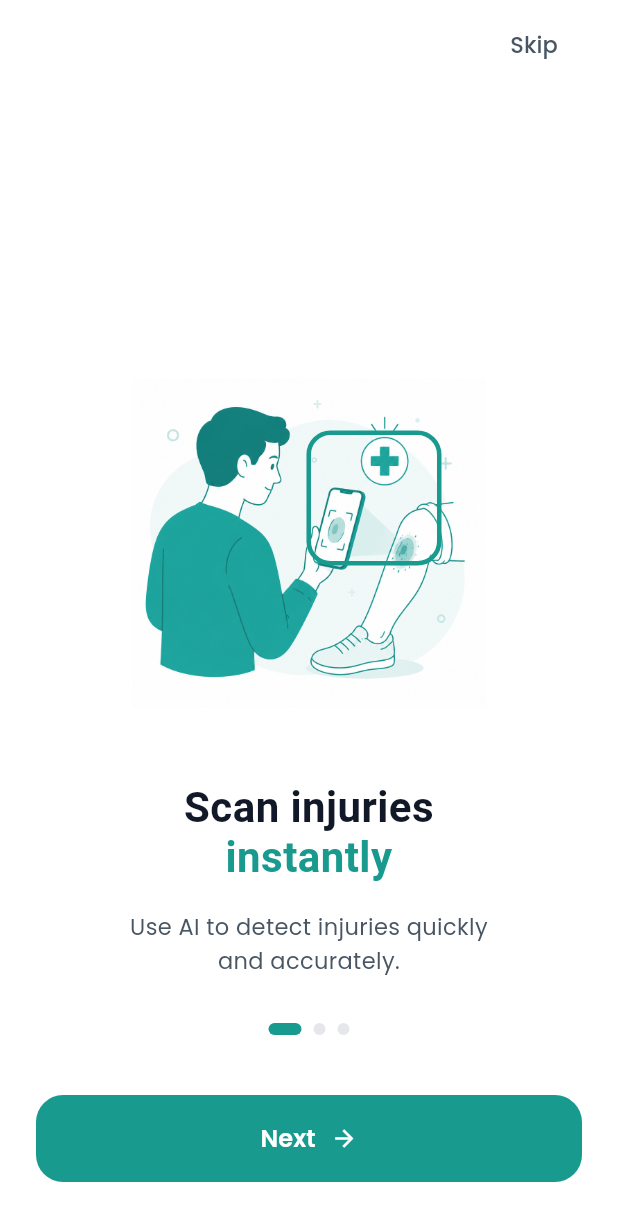
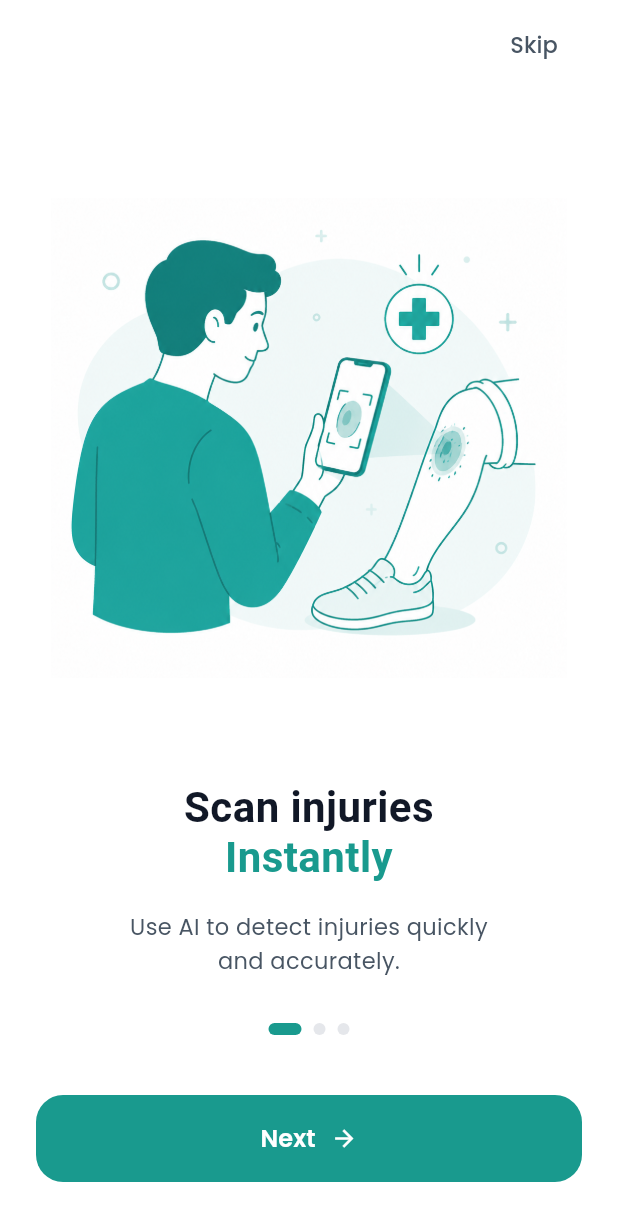
Before and after one commit to asra-faheem124/MediAid-AI, a Flutter app: the screen it shows after launch, on a phone screen of 412 x 824 dp. Shown: the top 1221 px of the screen. Run offline on Flutter 3.47's test engine with Material 3 defaults, Android fonts, the phone set to English and light mode, and no system bars; our stand-ins replace get, google_fonts.

Commit message:
Splash Screen & Onboarding Screens Completed

```diff
--- /dev/null
+++ b/lib/components/buttons.dart
@@ -0,0 +1,42 @@
+import 'package:flutter/material.dart';
+import 'package:mediaid_ui/components/constants.dart';
+import 'package:mediaid_ui/components/text_styles.dart';
+
+// =========== PRIMARY BUTTON ===========
+class PrimaryButton extends StatelessWidget {
+  final String text;
+  final VoidCallback onPressed;
+  const PrimaryButton({super.key, required this.text, required this.onPressed});
+
+  @override
+  Widget build(BuildContext context) {
+    return SizedBox(
+      width: double.infinity,
+      height: 58,
+
+      child: ElevatedButton(
+        onPressed: onPressed,
+
+        style: ElevatedButton.styleFrom(
+          backgroundColor: ColorConstants.primary,
+          elevation: 0,
+          shape: RoundedRectangleBorder(
+            borderRadius: BorderRadius.circular(18),
+          ),
+        ),
+
+        child: Row(
+          mainAxisAlignment: MainAxisAlignment.center,
+
+          children: [
+            Text(text, style: AppTextStyles.button),
+
+            const SizedBox(width: 10),
+
+            const Icon(Icons.arrow_forward, color: Colors.white),
+          ],
+        ),
+      ),
+    );
+  }
+}
--- a/lib/components/navigationBar.dart
+++ b/lib/components/navigation_bar.dart
@@ -15,7 +15,7 @@ class _NavigationbarState extends State<Navigationbar> {
     Text('Home Screen'),
     Text('History'),
     Text('Guide'),
-    Text('Profile')
+    Text('Profile'),
   ];
 
   void onItemTapped(int index) {
@@ -51,7 +51,9 @@ class _NavigationbarState extends State<Navigationbar> {
                 label: 'History',
               ),
               BottomNavigationBarItem(
-                    icon: Icon(Icons.menu_book), label: 'Guide'),
+                icon: Icon(Icons.menu_book),
+                label: 'Guide',
+              ),
               BottomNavigationBarItem(
                 icon: Icon(Icons.account_circle_rounded),
                 label: 'Profile',
--- /dev/null
+++ b/lib/components/onboarding.dart
@@ -0,0 +1,170 @@
+import 'package:flutter/material.dart';
+import 'package:mediaid_ui/components/buttons.dart';
+import 'package:mediaid_ui/components/constants.dart';
+import 'package:mediaid_ui/components/navigation_Bar.dart';
+import 'package:mediaid_ui/components/navigation_bar.dart' hide Navigationbar;
+import 'package:mediaid_ui/components/onboarding_indicator.dart';
+import 'package:mediaid_ui/components/text_styles.dart';
+import 'package:mediaid_ui/onboarding_two.dart';
+
+class OnboardingComponent extends StatelessWidget {
+  final String text;
+  final String coloredText;
+  final String description;
+  final String imagePath;
+  final int currentIndex;
+
+  const OnboardingComponent({
+    super.key,
+    required this.text,
+    required this.coloredText,
+    required this.description,
+    required this.imagePath,
+    required this.currentIndex,
+  });
+
+  @override
+  Widget build(BuildContext context) {
+    return Scaffold(
+      backgroundColor: ColorConstants.background,
+
+      body: SafeArea(
+        child: Padding(
+          padding: const EdgeInsets.symmetric(horizontal: 24, vertical: 6),
+
+          child: Column(
+            children: [
+              // Skip Button
+              Align(
+                alignment: Alignment.topRight,
+
+                child: TextButton(
+                  onPressed: () {
+                    Navigator.pushReplacement(
+                      context,
+                      MaterialPageRoute(
+                        builder: (context) =>  Navigationbar(),
+                      ),
+                    );
+                  },
+
+                  child: const Text(
+                    "Skip",
+
+                    style: TextStyle(
+                      color: ColorConstants.bodyText,
+                      fontSize: 15,
+                      fontWeight: FontWeight.w500,
+                    ),
+                  ),
+                ),
+              ),
+
+              const Spacer(),
+
+              // Illustration
+              SizedBox(
+                height: 380,
+
+                child: Stack(
+                  alignment: Alignment.center,
+
+                  children: [
+                    // Injury Scan Box
+                    Positioned(
+                      right: 20,
+                      top: 30,
+
+                      child: Container(
+                        width: 120,
+                        height: 120,
+
+                        decoration: BoxDecoration(
+                          color: ColorConstants.primary.withValues(alpha: 0.8),
+                          shape: BoxShape.circle,
+                        ),
+                      ),
+                    ),
+
+                    // Person Image
+                    Image.asset(imagePath, height: 320),
+                  ],
+                ),
+              ),
+
+              const SizedBox(height: 40),
+
+              // Heading
+              RichText(
+                textAlign: TextAlign.center,
+
+                text: TextSpan(
+                  style: AppTextStyles.heading,
+
+                  children: [
+                    TextSpan(text: text),
+                    const TextSpan(text: "\n"),
+
+                    TextSpan(
+                      text: coloredText,
+
+                      style: const TextStyle(
+                        color: ColorConstants.primary,
+                        fontWeight: FontWeight.bold,
+                      ),
+                    ),
+                  ],
+                ),
+              ),
+
+              const SizedBox(height: 18),
+
+              // Description
+              Padding(
+                padding: const EdgeInsets.symmetric(horizontal: 10),
+
+                child: Text(
+                  description,
+                  textAlign: TextAlign.center,
+                  style: AppTextStyles.body,
+                ),
+              ),
+
+              const SizedBox(height: 30),
+
+              // Indicator
+              OnboardingIndicator(currentIndex: currentIndex),
+
+              const SizedBox(height: 40),
+
+              // Next Button
+              PrimaryButton(
+                text: currentIndex == 1 ? "Get Started" : "Next",
+
+                onPressed: () {
+                  if (currentIndex == 0) {
+                    Navigator.push(
+                      context,
+                      MaterialPageRoute(
+                        builder: (context) => const OnboardingScreenTwo(),
+                      ),
+                    );
+                  } else {
+                    Navigator.pushReplacement(
+                      context,
+                      MaterialPageRoute(
+                        builder: (context) =>  const Navigationbar(),
+                      ),
+                    );
+                  }
+                },
+              ),
+
+              const SizedBox(height: 30),
+            ],
+          ),
+        ),
+      ),
+    );
+  }
+}
--- /dev/null
+++ b/lib/components/onboarding_indicator.dart
@@ -0,0 +1,33 @@
+import 'package:flutter/material.dart';
+import 'package:mediaid_ui/components/constants.dart';
+
+class OnboardingIndicator extends StatelessWidget {
+  final int currentIndex;
+
+  const OnboardingIndicator({super.key, required this.currentIndex});
+
+  @override
+  Widget build(BuildContext context) {
+    return Row(
+      mainAxisAlignment: MainAxisAlignment.center,
+
+      children: List.generate(
+        3,
+        (index) => Container(
+          margin: const EdgeInsets.symmetric(horizontal: 4),
+
+          width: currentIndex == index ? 22 : 8,
+          height: 8,
+
+          decoration: BoxDecoration(
+            color: currentIndex == index
+                ? ColorConstants.primary
+                : ColorConstants.border,
+
+            borderRadius: BorderRadius.circular(20),
+          ),
+        ),
+      ),
+    );
+  }
+}
--- a/lib/main.dart
+++ b/lib/main.dart
@@ -1,8 +1,7 @@
 import 'package:flutter/material.dart';
 import 'package:get/get.dart';
-import 'package:mediaid_ui/onboarding1.dart';
 import 'package:google_fonts/google_fonts.dart';
-
+import 'package:mediaid_ui/splash.dart';
 void main() {
   runApp(const MyApp());
 }
@@ -15,12 +14,11 @@ class MyApp extends StatelessWidget {
   Widget build(BuildContext context) {
     return GetMaterialApp(
       debugShowCheckedModeBanner: false,
-      title: 'Flutter Demo',
+      title: 'Mediaid UI',
       theme: ThemeData(
         textTheme: GoogleFonts.poppinsTextTheme(Theme.of(context).textTheme),
       ),
-
-      home: OnboardingScreenOne(),
+      home: SplashScreen(),
     );
   }
 }
--- a/lib/onboarding1.dart
+++ /dev/null
@@ -1,255 +0,0 @@
-import 'package:flutter/material.dart';
-import 'package:mediaid_ui/components/constants.dart';
-import 'package:mediaid_ui/components/textStyles.dart';
-
-class OnboardingScreenOne extends StatelessWidget {
-  const OnboardingScreenOne({super.key});
-
-  @override
-  Widget build(BuildContext context) {
-    return Scaffold(
-      backgroundColor: ColorConstants.background,
-
-      body: SafeArea(
-        child: Padding(
-          padding: const EdgeInsets.symmetric(horizontal: 24, vertical: 6),
-
-          child: Column(
-            children: [
-
-              // Skip Button
-              Align(
-                alignment: Alignment.topRight,
-                child: TextButton(
-                  onPressed: () {},
-
-                  child: const Text(
-                    "Skip",
-                    style: TextStyle(
-                      color: ColorConstants.bodyText,
-                      fontSize: 15,
-                      fontWeight: FontWeight.w500,
-                    ),
-                  ),
-                ),
-              ),
-
-              const Spacer(),
-
-              // Illustration
-              const OnboardingIllustration(),
-
-              const SizedBox(height: 40),
-
-              // Heading
-              RichText(
-                textAlign: TextAlign.center,
-                text: const TextSpan(
-                  style: AppTextStyles.heading,
-                  children: [
-
-                    TextSpan(
-                      text: "Scan injuries\n",
-                    ),
-
-                    TextSpan(
-                      text: "instantly",
-                      style: TextStyle(
-                        color: ColorConstants.primary,
-                        fontWeight: FontWeight.bold,
-                      ),
-                    ),
-                  ],
-                ),
-              ),
-
-              const SizedBox(height: 18),
-
-              // Description
-              const Padding(
-                padding: EdgeInsets.symmetric(horizontal: 10),
-                child: Text(
-                  "Use AI to detect injuries quickly\nand accurately.",
-                  textAlign: TextAlign.center,
-                  style: AppTextStyles.body,
-                ),
-              ),
-
-              const SizedBox(height: 30),
-
-              // Indicator
-              const OnboardingIndicator(
-                currentIndex: 0,
-              ),
-
-              const SizedBox(height: 40),
-
-              // Next Button
-              const PrimaryButton(),
-
-              const SizedBox(height: 30),
-            ],
-          ),
-        ),
-      ),
-    );
-  }
-}
-
-
-
-
-
-
-
-// =================== ILLUSTRATION ===================
-
-class OnboardingIllustration extends StatelessWidget {
-  const OnboardingIllustration({super.key});
-
-  @override
-  Widget build(BuildContext context) {
-    return SizedBox(
-      height: 240,
-
-      child: Stack(
-        alignment: Alignment.center,
-
-        children: [
-
-          // Injury Scan Box
-          Positioned(
-            right: 20,
-            top: 30,
-
-            child: Container(
-              width: 120,
-              height: 120,
-              decoration: BoxDecoration(
-                color: ColorConstants.primary.withValues(alpha: 0.8),
-                shape: BoxShape.circle,
-              ),
-            ),
-          ),
-
-          // Person Image
-          Image.asset(
-            "assets/images/onboarding1.png",
-            height: 220,
-          ),
-
-          // Scan Frame
-          Positioned(
-            right: 30,
-            top: 45,
-
-            child: Container(
-              width: 90,
-              height: 90,
-              decoration: BoxDecoration(
-                border: Border.all(
-                  color: ColorConstants.primary,
-                  width: 3,
-                ),
-                borderRadius: BorderRadius.circular(16),
-              ),
-            ),
-          ),
-        ],
-      ),
-    );
-  }
-}
-
-
-
-
-
-
-
-// =================== PAGE INDICATOR ===================
-
-class OnboardingIndicator extends StatelessWidget {
-  final int currentIndex;
-
-  const OnboardingIndicator({
-    super.key,
-    required this.currentIndex,
-  });
-
-  @override
-  Widget build(BuildContext context) {
-    return Row(
-      mainAxisAlignment: MainAxisAlignment.center,
-
-      children: List.generate(
-        3,
-        (index) => Container(
-          margin: const EdgeInsets.symmetric(horizontal: 4),
-
-          width: currentIndex == index ? 22 : 8,
-          height: 8,
-
-          decoration: BoxDecoration(
-            color: currentIndex == index
-                ? ColorConstants.primary
-                : ColorConstants.border,
-
-            borderRadius: BorderRadius.circular(20),
-          ),
-        ),
-      ),
-    );
-  }
-}
-
-
-
-
-
-
-
-// =================== PRIMARY BUTTON ===================
-
-class PrimaryButton extends StatelessWidget {
-  const PrimaryButton({super.key});
-
-  @override
-  Widget build(BuildContext context) {
-    return SizedBox(
-      width: double.infinity,
-      height: 58,
-
-      child: ElevatedButton(
-        onPressed: () {},
-
-        style: ElevatedButton.styleFrom(
-          backgroundColor: ColorConstants.primary,
-          elevation: 0,
-          shape: RoundedRectangleBorder(
-            borderRadius: BorderRadius.circular(18),
-          ),
-        ),
-
-        child: Row(
-          mainAxisAlignment: MainAxisAlignment.center,
-
-          children: const [
-
-            Text(
-              "Next",
-              style: AppTextStyles.button,
-            ),
-
-            SizedBox(width: 10),
-
-            Icon(
-              Icons.arrow_forward,
-              color: Colors.white,
-            ),
-          ],
-        ),
-      ),
-    );
-  }
-}
--- /dev/null
+++ b/lib/onboarding_one.dart
@@ -0,0 +1,17 @@
+import 'package:flutter/material.dart';
+import 'package:mediaid_ui/components/onboarding.dart';
+
+class OnboardingScreenOne extends StatelessWidget {
+  const OnboardingScreenOne({super.key});
+
+  @override
+  Widget build(BuildContext context) {
+    return OnboardingComponent(
+      text: "Scan injuries",
+      coloredText: "Instantly",
+      description:
+          "Use AI to detect injuries quickly\nand accurately.",
+      imagePath: "assets/images/onboarding1.png", currentIndex: 0,
+    );
+  }
+}
--- /dev/null
+++ b/lib/onboarding_two.dart
@@ -0,0 +1,17 @@
+import 'package:flutter/material.dart';
+import 'package:mediaid_ui/components/onboarding.dart';
+
+class OnboardingScreenTwo extends StatelessWidget {
+  const OnboardingScreenTwo({super.key});
+
+  @override
+  Widget build(BuildContext context) {
+    return OnboardingComponent(
+      text: "Get first aid guidance or",
+      coloredText: "hospital advice",
+      description:
+          "Follow step-by-step instructions or\nknow when to seek medical help.",
+      imagePath: "assets/images/onboarding2.png", currentIndex: 1,
+    );
+  }
+}
--- a/lib/splash.dart
+++ b/lib/splash.dart
@@ -1,14 +1,37 @@
+import 'dart:async';
 import 'package:flutter/material.dart';
 import 'package:mediaid_ui/components/constants.dart';
-import 'package:mediaid_ui/components/textStyles.dart';
+import 'package:mediaid_ui/components/text_styles.dart';
+import 'package:mediaid_ui/onboarding_One.dart';
 
-class SplashScreen extends StatelessWidget {
+class SplashScreen extends StatefulWidget {
   const SplashScreen({super.key});
+
+  @override
+  State<SplashScreen> createState() => _SplashScreenState();
+}
+
+class _SplashScreenState extends State<SplashScreen> {
+
+  @override
+  void initState() {
+    super.initState();
+
+    Timer(const Duration(seconds: 3), () {
+      Navigator.pushReplacement(
+        context,
+        MaterialPageRoute(
+          builder: (context) => const OnboardingScreenOne(),
+        ),
+      );
+    });
+  }
 
   @override
   Widget build(BuildContext context) {
     return Scaffold(
       backgroundColor: ColorConstants.background,
+
       body: Stack(
         children: [
           // Bottom Background Shapes
@@ -16,10 +39,13 @@ class SplashScreen extends StatelessWidget {
             bottom: 0,
             left: 0,
             right: 0,
+
             child: Container(
               height: 170,
+
               decoration: BoxDecoration(
-                color: ColorConstants.primary.withValues(alpha: 0.6),
+                color: ColorConstants.primary.withValues(alpha: 0.2),
+
                 borderRadius: const BorderRadius.only(
                   topLeft: Radius.circular(120),
                   topRight: Radius.circular(120),
@@ -31,11 +57,13 @@ class SplashScreen extends StatelessWidget {
           Positioned(
             bottom: -20,
             left: -40,
+
             child: Container(
               width: 240,
               height: 120,
+
               decoration: BoxDecoration(
-                color: ColorConstants.primary.withValues(alpha: 0.08),
+                color: ColorConstants.primary.withValues(alpha: 0.3),
                 borderRadius: BorderRadius.circular(100),
               ),
             ),
@@ -44,11 +72,13 @@ class SplashScreen extends StatelessWidget {
           Positioned(
             bottom: -25,
             right: -30,
+
             child: Container(
               width: 230,
               height: 120,
+
               decoration: BoxDecoration(
-                color: ColorConstants.primaryLight.withValues(alpha: 0.08),
+                color: ColorConstants.primaryLight.withValues(alpha: 0.3),
                 borderRadius: BorderRadius.circular(100),
               ),
             ),
@@ -59,16 +89,22 @@ class SplashScreen extends StatelessWidget {
             child: Center(
               child: Column(
                 mainAxisAlignment: MainAxisAlignment.center,
+
                 children: [
                   // Logo Box
                   Container(
                     width: 125,
                     height: 125,
+
                     decoration: BoxDecoration(
                       borderRadius: BorderRadius.circular(30),
+
                       boxShadow: [
                         BoxShadow(
-                          color: ColorConstants.primaryLight.withValues(alpha: 0.5),
+                          color: ColorConstants.primaryLight.withValues(
+                            alpha: 0.5,
+                          ),
+
                           blurRadius: 25,
                           offset: const Offset(0, 10),
                         ),
@@ -77,17 +113,20 @@ class SplashScreen extends StatelessWidget {
 
                     child: ClipRRect(
                       borderRadius: BorderRadius.circular(30),
+
                       child: Image.asset(
                         "assets/images/Mediaid AI Logo.png",
                         fit: BoxFit.cover,
                       ),
                     ),
                   ),
+
                   const SizedBox(height: 35),
 
                   // App Name
                   const Text(
                     "MediAid AI",
+
                     style: TextStyle(
                       fontSize: 34,
                       fontWeight: FontWeight.bold,
@@ -110,6 +149,7 @@ class SplashScreen extends StatelessWidget {
                   Container(
                     width: 120,
                     height: 6,
+
                     decoration: BoxDecoration(
                       color: ColorConstants.border,
                       borderRadius: BorderRadius.circular(20),
@@ -117,8 +157,10 @@ class SplashScreen extends StatelessWidget {
 
                     child: Align(
                       alignment: Alignment.centerLeft,
+
                       child: Container(
                         width: 60,
+
                         decoration: BoxDecoration(
                           color: ColorConstants.primary,
                           borderRadius: BorderRadius.circular(20),
```
Also changed, not shown: assets/images/Mediaid UI Kit.png (added), assets/images/onboarding2.png (added), lib/components/text_styles.dart (renamed from lib/components/textStyles.dart). Lines whose indentation alone changed are shown as unchanged.
